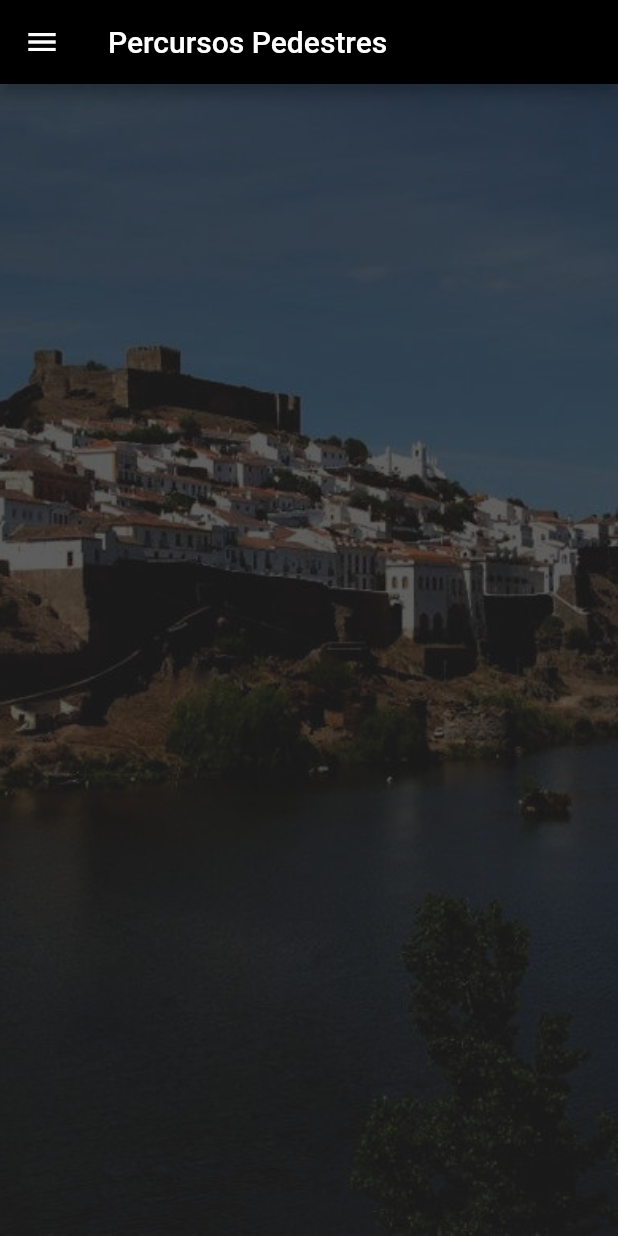
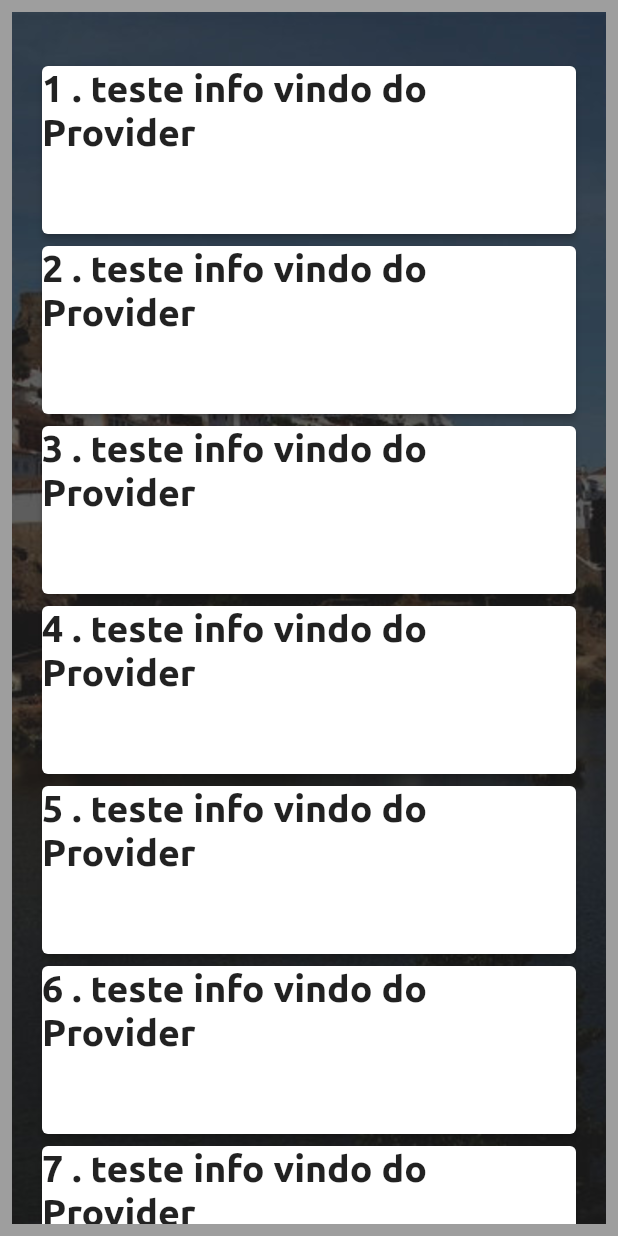
Before and after one commit to miguelnunorosa/ProjetoFinalCurso2021, a Flutter app: the screen it shows after launch, on a phone screen of 412 x 824 dp. Run offline on Flutter 3.47's test engine with Material 2 defaults, Android fonts, the phone set to English and light mode, and no system bars; our stand-ins replace cloud_firestore, firebase_core, fluttertoast; accounts and stored records are empty; project files that could hold a hidden picture were left out.

Commit message:
refactor mobile app

```diff
--- /dev/null
+++ b/code/MobileApp/app_ppm/lib/___bkp/_main.dart
@@ -0,0 +1,30 @@
+import 'package:app_ppm/constants/theme.dart';
+import 'package:flutter/material.dart';
+import 'package:flutter/services.dart';
+
+import 'package:app_ppm/pages/splashscreen/SplashScreen.dart';
+
+/*Future<void> main() async{
+
+  WidgetsFlutterBinding.ensureInitialized();
+  await Firebase.initializeApp();
+
+  runApp( App() );
+}*/
+
+main() {
+  runApp(App());
+}
+
+class App extends StatelessWidget {
+  @override
+  Widget build(BuildContext context) {
+    SystemChrome.setEnabledSystemUIOverlays([]); // to make fullscreen
+
+    return MaterialApp(
+      debugShowCheckedModeBanner: true,
+      home: SplashScreen(),
+      theme: PPTheme().themeData,
+    );
+  }
+}
--- a/code/MobileApp/app_ppm/lib/pages/home/home_page.dart
+++ b/code/MobileApp/app_ppm/lib/___bkp/pages/home/home_page.dart
@@ -52,7 +52,7 @@ class _HomePageState extends State<HomePage> {
                         return Container(
                           width: MediaQuery.of(context).size.width / 1.2,
                           height: MediaQuery.of(context).size.height / 8,
-                          child: GestureDetector(
+                          child: InkWell(
                             child: Card(
                               elevation: 2,
                               color: Colors.transparent,
--- a/code/MobileApp/app_ppm/lib/pages/components/BackgroundImage.dart
+++ b/code/MobileApp/app_ppm/lib/components/BackgroundImage.dart
@@ -16,7 +16,7 @@ class BackgroundImage extends StatelessWidget {
     return Image(
       image: AssetImage(_imagePath),
       fit: BoxFit.cover,
-      filterQuality: FilterQuality.medium,
+      filterQuality: FilterQuality.high,
       width: double.maxFinite,
       height: double.maxFinite,
       alignment: Alignment.topCenter,
--- a/code/MobileApp/app_ppm/lib/main.dart
+++ b/code/MobileApp/app_ppm/lib/main.dart
@@ -1,30 +1,38 @@
-import 'package:app_ppm/constants/theme.dart';
+import 'package:app_ppm/providers/firebaseProvider.dart';
+import 'package:app_ppm/screens/home/home.dart';
+import 'package:firebase_core/firebase_core.dart';
 import 'package:flutter/material.dart';
 import 'package:flutter/services.dart';
+import 'package:provider/provider.dart';
 
-import 'package:app_ppm/pages/splashscreen/SplashScreen.dart';
 
-/*Future<void> main() async{
-
+Future<void> main() async{
   WidgetsFlutterBinding.ensureInitialized();
   await Firebase.initializeApp();
 
-  runApp( App() );
-}*/
-
-main() {
-  runApp(App());
+  runApp(
+    ChangeNotifierProvider(
+      create: (BuildContext context){
+        return firebaseProvider();
+      },
+      child: App(),
+    ),
+  );
 }
 
+
+
 class App extends StatelessWidget {
+  const App({Key key}) : super(key: key);
+
   @override
   Widget build(BuildContext context) {
     SystemChrome.setEnabledSystemUIOverlays([]); // to make fullscreen
 
     return MaterialApp(
       debugShowCheckedModeBanner: true,
-      home: SplashScreen(),
-      theme: PPTheme().themeData,
+      home: Home(),
     );
   }
+
 }
--- /dev/null
+++ b/code/MobileApp/app_ppm/lib/providers/firebaseProvider.dart
@@ -0,0 +1,45 @@
+import 'package:cloud_firestore/cloud_firestore.dart';
+import 'package:flutter/material.dart';
+
+
+class firebaseProvider extends ChangeNotifier{
+
+  final firestoreInstance = FirebaseFirestore.instance;
+
+
+
+  //TODO aceder a collection no firebase
+
+
+  //TODO ler do firebase para uma lista/map/etc
+
+
+  //TODO pesquisar da lista anterior, os nomes dos percursos
+  void getAllDataFromFirestore() {
+    firestoreInstance.collection("percursos").get().then((querySnapshot) {
+      querySnapshot.docs.forEach((result) {
+        print(result.data());
+      });
+    });
+  }
+
+
+
+
+
+
+
+
+  //TODO TESTING - DELETE
+  xpto(){
+    notifyListeners();
+    return "teste info vindo do Provider";
+  }
+
+  String _apagar = "";
+  String get apagar => _apagar;
+  xpto2(String index){
+    return this._apagar = index;
+  }
+
+}
--- /dev/null
+++ b/code/MobileApp/app_ppm/lib/screens/home/home.dart
@@ -0,0 +1,66 @@
+import 'package:app_ppm/components/BackgroundImage.dart';
+import 'package:app_ppm/providers/firebaseProvider.dart';
+import 'package:flutter/material.dart';
+import 'package:provider/provider.dart';
+
+class Home extends StatelessWidget {
+  Home({Key key}) : super(key: key);
+
+  @override
+  Widget build(BuildContext context) {
+    return Scaffold(
+      /*appBar: AppBar(
+        title: Text("Percursos Pedestres em Mértola"),
+        backgroundColor: Color(0x000000),
+      ),*/
+      body: ChangeNotifierProvider(
+        create: (BuildContext context) {
+          return firebaseProvider();
+        },
+        child: Container(
+          padding: const EdgeInsets.all(8),
+          color: Colors.grey,
+          child: Stack(
+            children: [
+              BackgroundImage(),
+
+              Center(
+                child: ListView.builder(
+                  padding: const EdgeInsets.fromLTRB(16, 32, 16, 0),
+                  itemCount: 20,
+                  itemBuilder: (context, index){
+                    return Container(
+                      height: 120,
+                      width: double.maxFinite,
+                      child: GestureDetector(
+                        child: Card(
+                          elevation: 2,
+                          child: Stack(
+                            alignment: Alignment.center,
+                            children: [
+                              Column(
+                                children: [
+                                  Text("${Provider.of<firebaseProvider>(context).xpto2((index + 1).toString())}" + " . " + "${Provider.of<firebaseProvider>(context).xpto()}",
+                                    style: TextStyle(
+                                      fontFamily: 'Ubuntu',
+                                      fontSize: 25,
+                                      fontWeight: FontWeight.bold,
+                                    ),)
+                                ],
+                              ),
+                            ],
+                          ),
+                        ),
+                      ),
+                    );
+                  },
+                ),
+              ),
+
+            ],
+          ),
+        ),
+      ),
+    );
+  }
+}
```
Also changed, not shown: code/MobileApp/app_ppm/lib/___bkp/pages/splashscreen/SplashScreen.dart (renamed from code/MobileApp/app_ppm/lib/pages/splashscreen/SplashScreen.dart, +6 -2 lines), code/MobileApp/app_ppm/lib/pages/home/home_service.dart (deleted, +0 -31 lines), code/MobileApp/app_ppm/pubspec.yaml (+4 -36 lines), code/MobileApp/app_ppm/lib/___bkp/constants/routes.dart (renamed from code/MobileApp/app_ppm/lib/constants/routes.dart), code/MobileApp/app_ppm/lib/___bkp/constants/theme.dart (renamed from code/MobileApp/app_ppm/lib/constants/theme.dart), code/MobileApp/app_ppm/lib/___bkp/pages/components/CustomErrorWidget.dart (renamed from code/MobileApp/app_ppm/lib/pages/components/CustomErrorWidget.dart), code/MobileApp/app_ppm/lib/___bkp/pages/components/MainLateralMenu.dart (renamed from code/MobileApp/app_ppm/lib/pages/components/MainLateralMenu.dart), code/MobileApp/app_ppm/lib/___bkp/pages/components/ToastMessages.dart (renamed from code/MobileApp/app_ppm/lib/pages/components/ToastMessages.dart), 3 other files.
